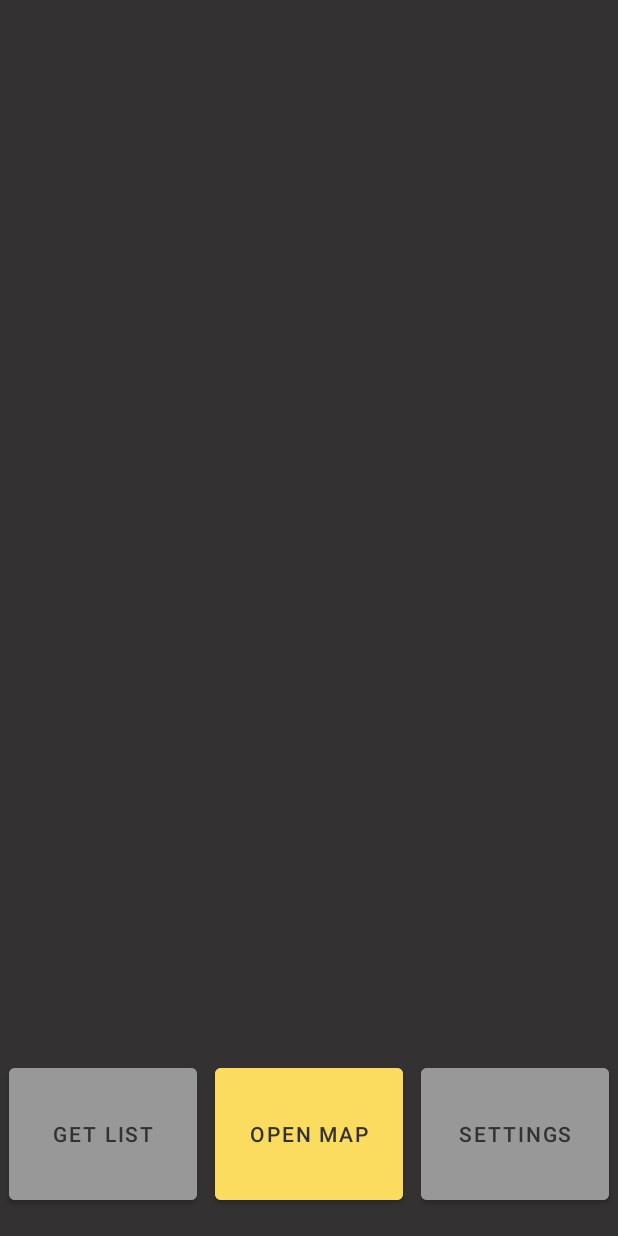
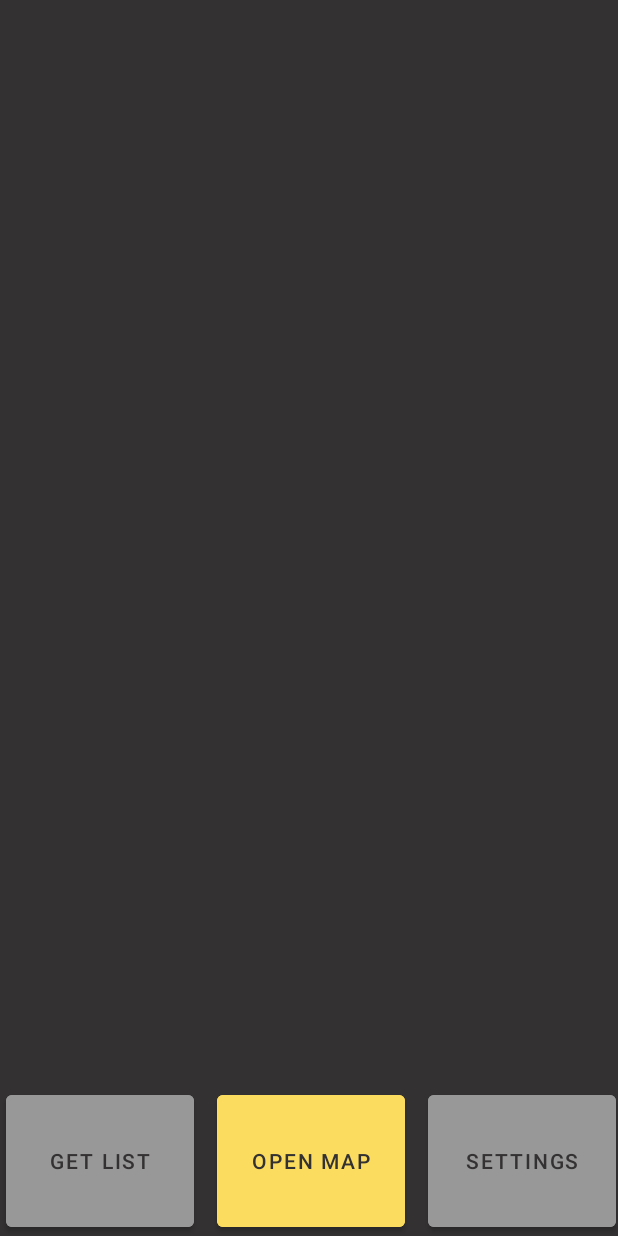
Before and after one commit to AntonSteegmansPXL/NJOY, an Android app: the screen it shows after launch (MainActivity), on a phone screen of 412 x 824 dp. Run offline under Robolectric (Android 15) with nearby library versions, the phone set to English and light mode, and no system bars.

Commit message:
savepoint before adding fragments

```diff
--- a/app/src/main/res/layout/activity_main.xml
+++ b/app/src/main/res/layout/activity_main.xml
@@ -15,7 +15,8 @@
         <Button
             android:id="@+id/getListBtn"
             android:layout_width="125dp"
-            android:layout_margin="6dp"
+            android:layout_marginLeft="4dp"
+            android:layout_marginRight="10dp"
             android:layout_height="100dp"
             android:backgroundTint="@color/lightGray"
             android:textColor="@color/lightBlack"
@@ -24,7 +25,8 @@
         <Button
             android:id="@+id/openMapBtn"
             android:layout_width="125dp"
-            android:layout_margin="6dp"
+            android:layout_marginLeft="5dp"
+            android:layout_marginRight="10dp"
             android:layout_height="100dp"
             android:text="@string/openmaptext"
             android:textColor="@color/lightBlack"
@@ -35,7 +37,8 @@
             android:id="@+id/settingsBtn"
             android:layout_width="125dp"
             android:layout_height="100dp"
-            android:layout_margin="6dp"
+            android:layout_marginLeft="5dp"
+            android:layout_marginRight="10dp"
             android:backgroundTint="@color/lightGray"
             android:textColor="@color/lightBlack"
             android:text="@string/settings" />
```
Also changed, not shown: app/src/main/java/com/example/njoy/SettingsActivity.java (+1 -12 lines).
